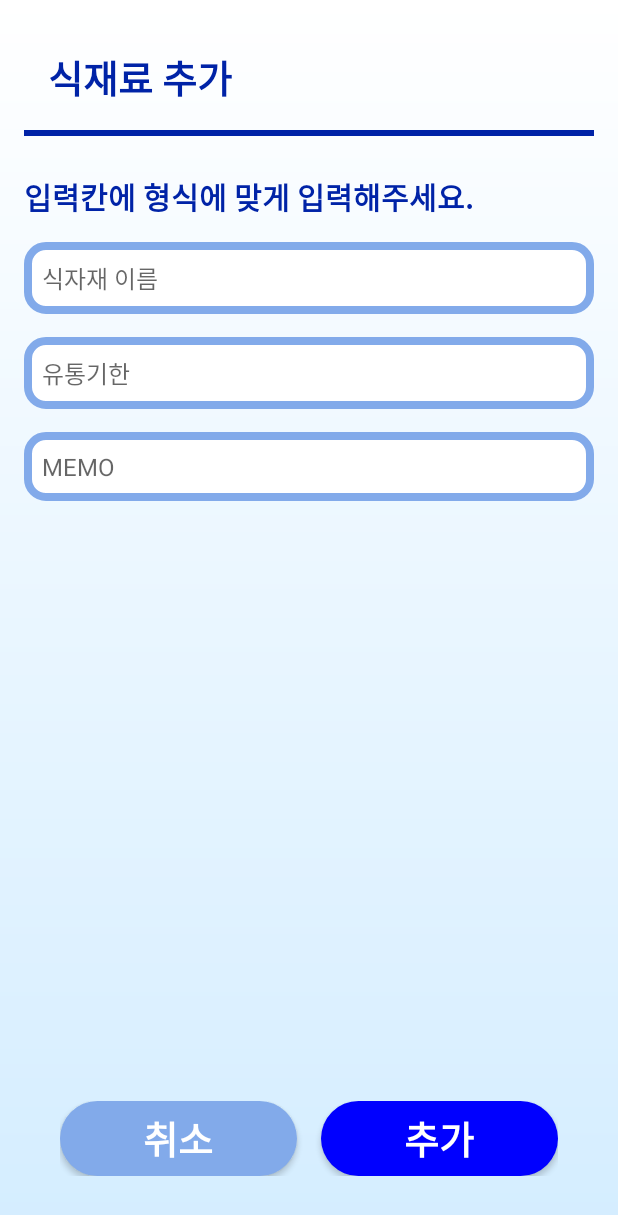
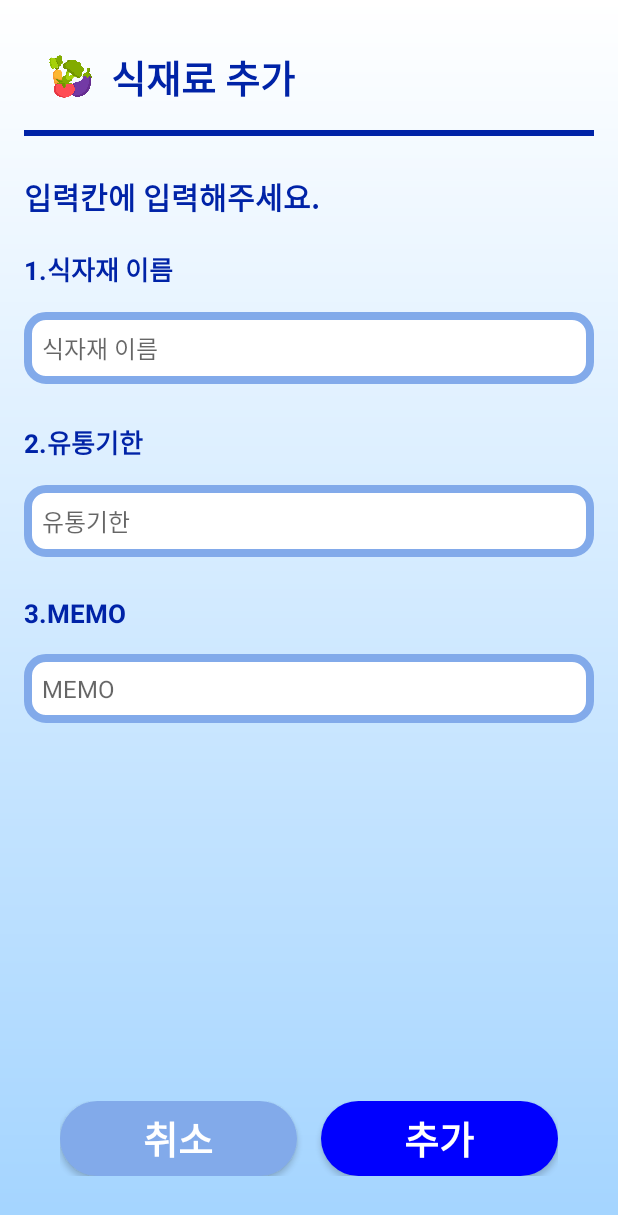
Before and after one commit to dohyun0313/mobile_team4, an Android app: the addition screen opened directly, with no data from a screen before it, on a phone screen of 412 x 824 dp. Shown: the top 1215 px of the screen. Run offline under Robolectric (Android 15) with nearby library versions, the phone set to English and light mode, and no system bars.

Commit message:
modified:   MyApplication6/app/src/main/java/com/example/myapplication/daylimit.java 	modified:   MyApplication6/app/src/main/java/com/example/myapplication/search.java 	modified:   MyApplication6/app/src/main/res/drawable/bg_color.xml 	modified:   MyApplication6/app/src/main/res/layout/activity_main.xml 	modified:   MyApplication6/app/src/main/res/layout/addition.xml

```diff
--- a/MyApplication6/app/src/main/res/drawable/bg_color.xml
+++ b/MyApplication6/app/src/main/res/drawable/bg_color.xml
@@ -3,6 +3,6 @@
     android:shape="rectangle">
     <gradient
         android:startColor="#ffff"
-        android:endColor="#D4EDFF"
+        android:endColor="#A3D4FF"
         android:angle="270"/>
 </shape>
--- a/MyApplication6/app/src/main/res/layout/addition.xml
+++ b/MyApplication6/app/src/main/res/layout/addition.xml
@@ -23,11 +23,17 @@
             android:padding="16dp">
 
 
+            <ImageView
+                android:layout_width="30dp"
+                android:layout_height="30dp"
+                android:layout_gravity="center"
+                android:src="@drawable/ic_vigan" />
+
             <TextView
                 android:layout_width="0dp"
                 android:layout_height="wrap_content"
                 android:layout_weight="1"
-                android:text="식재료 추가"
+                android:text="  식재료 추가"
                 android:textSize="25sp"
                 android:textColor="#0023A7"
                 android:textStyle="bold"/>
@@ -42,11 +48,21 @@
         <TextView
             android:layout_width="match_parent"
             android:layout_height="wrap_content"
-            android:text="입력칸에 형식에 맞게 입력해주세요."
+            android:text="입력칸에 입력해주세요."
             android:textSize="20sp"
             android:textColor="#0023A7"
             android:textStyle="bold"
+            android:layout_marginBottom="20dp" />
+
+        <TextView
+            android:layout_width="match_parent"
+            android:layout_height="wrap_content"
+            android:text="1.식자재 이름"
+            android:textSize="17sp"
+            android:textColor="#0023A7"
+            android:textStyle="bold"
             android:layout_marginBottom="15dp" />
+
 
 
         <EditText
@@ -56,9 +72,17 @@
             android:hint="식자재 이름"
             android:padding="12dp"
             android:textSize="16sp"
-            android:layout_marginBottom="15dp"
+            android:layout_marginBottom="25dp"
             android:background="@drawable/border"/>
 
+        <TextView
+            android:layout_width="match_parent"
+            android:layout_height="wrap_content"
+            android:text="2.유통기한"
+            android:textSize="17sp"
+            android:textColor="#0023A7"
+            android:textStyle="bold"
+            android:layout_marginBottom="15dp" />
 
         <EditText
             android:id="@+id/day"
@@ -67,8 +91,17 @@
             android:hint="유통기한"
             android:padding="12dp"
             android:textSize="16sp"
-            android:layout_marginBottom="15dp"
+            android:layout_marginBottom="25dp"
             android:background="@drawable/border"/>
+
+        <TextView
+            android:layout_width="match_parent"
+            android:layout_height="wrap_content"
+            android:text="3.MEMO"
+            android:textSize="17sp"
+            android:textColor="#0023A7"
+            android:textStyle="bold"
+            android:layout_marginBottom="15dp" />
 
         <EditText
             android:id="@+id/memo"
```
Also changed, not shown: MyApplication6/app/src/main/java/com/example/myapplication/daylimit.java (+59 -1 lines), MyApplication6/app/src/main/java/com/example/myapplication/search.java (+51 -0 lines), MyApplication6/app/src/main/res/layout/activity_main.xml (+5 -6 lines).
